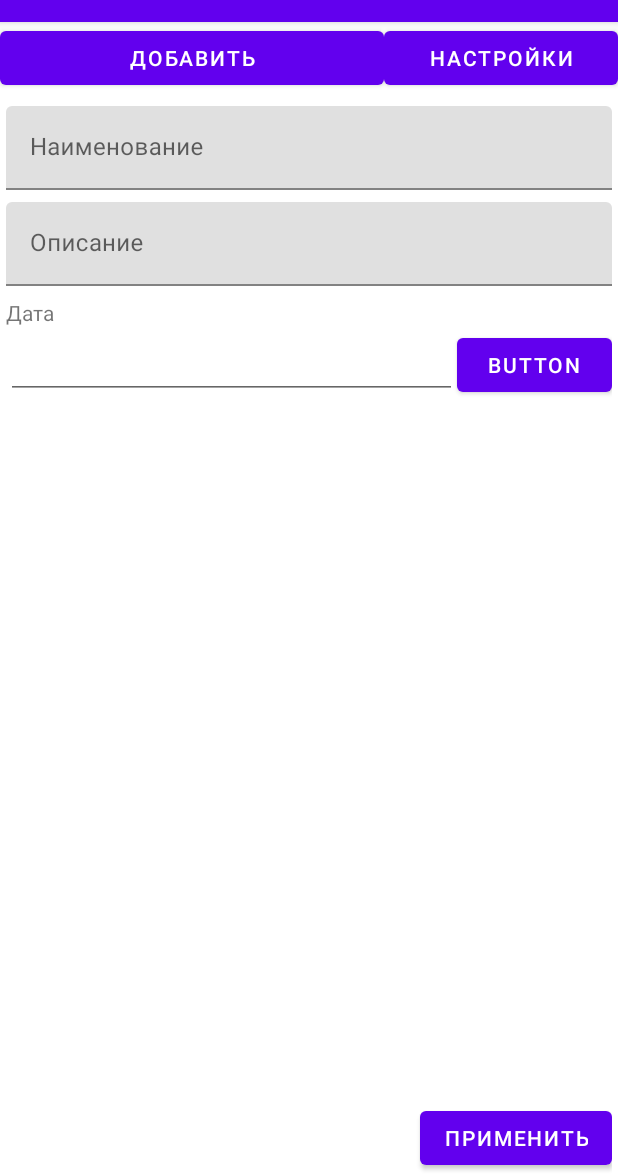
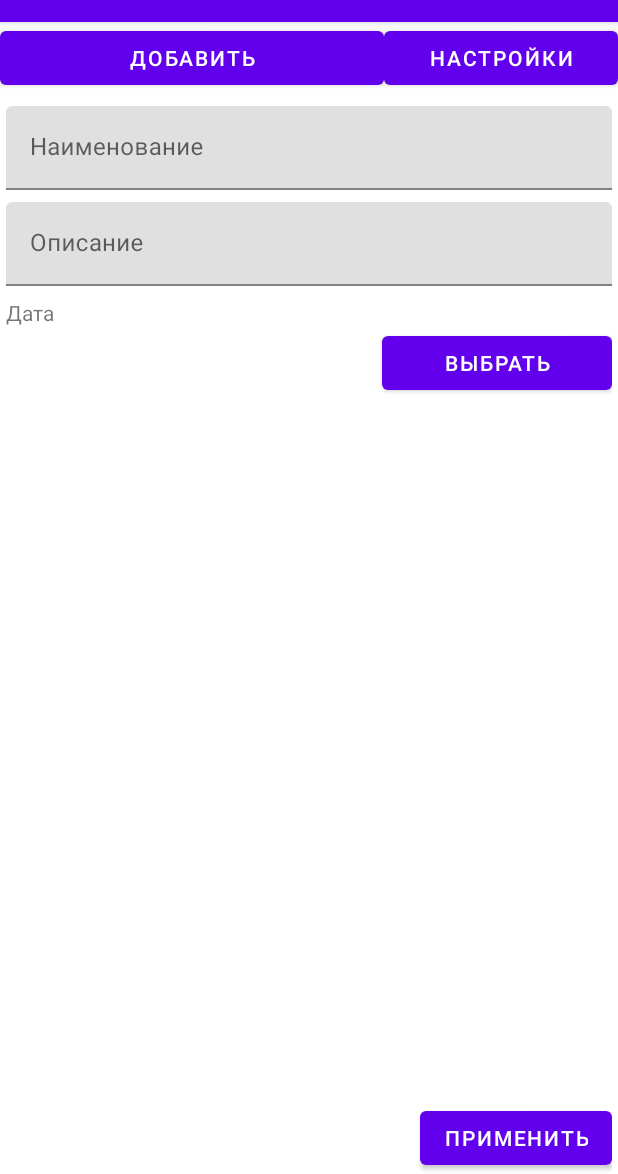
Before and after one commit to lbuckl/NoteBook, an Android app: the screen it shows after launch (MainActivity), after a tap on "ДОБАВИТЬ", on a phone screen of 412 x 824 dp, the part 62-1236 px from its top. Run offline under Robolectric (Android 15) with nearby library versions, the phone set to English and light mode, and no system bars.

Commit message:
Урок 6 завершен

```diff
--- a/app/src/main/java/com/vados/notebook/EnterNoteFragment.java
+++ b/app/src/main/java/com/vados/notebook/EnterNoteFragment.java
@@ -1,5 +1,7 @@
 package com.vados.notebook;
 
+import android.app.DatePickerDialog;
+import android.content.Context;
 import android.os.Bundle;
 
 import androidx.annotation.NonNull;
@@ -12,7 +14,12 @@ import android.view.LayoutInflater;
 import android.view.View;
 import android.view.ViewGroup;
 import android.widget.Button;
+import android.widget.EditText;
 import android.widget.TextView;
+
+import java.util.Calendar;
+import java.util.Date;
+import java.util.GregorianCalendar;
 
 public class EnterNoteFragment extends Fragment {
 
@@ -27,6 +34,9 @@ public class EnterNoteFragment extends Fragment {
     boolean replace = false;
     boolean isLandscape;
     int replaseID = 0;
+    Date selectDate = null;
+    Calendar gcalendar = new GregorianCalendar();
+
 
     public EnterNoteFragment() {
     }
@@ -40,7 +50,6 @@ public class EnterNoteFragment extends Fragment {
         EnterNoteFragment fragment = new EnterNoteFragment();
         Bundle args = new Bundle();
         args.putString(ARG_PARAM1, param1);
-        args.putString(ARG_PARAM2, param2);
         fragment.setArguments(args);
         return fragment;
     }*/
@@ -51,7 +60,6 @@ public class EnterNoteFragment extends Fragment {
 
         /*if (getArguments() != null) {
             mParam1 = getArguments().getString(ARG_PARAM1);
-            mParam2 = getArguments().getString(ARG_PARAM2);
         }*/
     }
 
@@ -63,7 +71,7 @@ public class EnterNoteFragment extends Fragment {
         //Проверяем на поворот экрана в горизонталь. true - значи повёрнут
         isLandscape = getResources().getConfiguration().orientation ==
                 Configuration.ORIENTATION_LANDSCAPE;
-
+        gcalendar.add(Calendar.HOUR,5);
         return view;
     }
 
@@ -74,12 +82,15 @@ public class EnterNoteFragment extends Fragment {
 
         Button button_apply = view.findViewById(R.id.button_apply);
         Button button_delete = view.findViewById(R.id.button_delete);
+        Button button_selectDate = view.findViewById(R.id.button_selectDate);
         TextView textInput_NoteName = view.findViewById(R.id.textInput_noteName);
         TextView textInput_Note = view.findViewById(R.id.textInput_note);
+        TextView textView_Date = view.findViewById(R.id.textView_date);
 
         if (replaseID > 0){
             textInput_NoteName.setText(MainActivity.notes.getNameForId(replaseID-1));
             textInput_Note.setText(MainActivity.notes.getNoteForId(replaseID-1));
+            textView_Date.setText(String.valueOf(MainActivity.notes.getDateForId(replaseID-1)));
             button_delete.setVisibility(View.VISIBLE);
             button_delete.setClickable(true);
         }
@@ -93,10 +104,13 @@ public class EnterNoteFragment extends Fragment {
             String nValue = textInput_Note.getText().toString();
 
             if (replaseID > 0){
-                MainActivity.notes.setNote(replaseID,nName,nValue);
+                if (selectDate != null) MainActivity.notes.setNote(replaseID,nName,nValue,selectDate);
+                else MainActivity.notes.setNote(replaseID,nName,nValue);
             }else{
                 MainActivity.notes.addNewNote(nName, nValue);
             }
+
+            selectDate = null;
 
             if (!isLandscape){
                 fragmentManager.beginTransaction()
@@ -126,5 +140,21 @@ public class EnterNoteFragment extends Fragment {
                         .commit();
             }
         });
+
+        button_selectDate.setOnClickListener(v -> {
+            int YEAR = gcalendar.getWeekYear();
+            int MONTH = gcalendar.DAY_OF_MONTH+1;
+            int DAY = gcalendar.DAY_OF_WEEK_IN_MONTH;
+            gcalendar.set(YEAR,MONTH,DAY);
+
+            Context context = view.getContext();
+            DatePickerDialog datePickerDialog = new DatePickerDialog(context,
+                    (view1, year, month, dayOfMonth) -> {
+                        gcalendar.set(year,month,dayOfMonth);
+                        selectDate = gcalendar.getTime();
+                        textView_Date.setText(String.valueOf(selectDate));
+                    },YEAR,MONTH,DAY);
+            datePickerDialog.show();
+        });
     }
 }
--- a/app/src/main/java/com/vados/notebook/MyItemRecyclerViewAdapter.java
+++ b/app/src/main/java/com/vados/notebook/MyItemRecyclerViewAdapter.java
@@ -1,12 +1,9 @@
 package com.vados.notebook;
 
-import androidx.fragment.app.Fragment;
 import androidx.fragment.app.FragmentManager;
 import androidx.recyclerview.widget.RecyclerView;
 
-import android.content.res.Configuration;
 import android.view.LayoutInflater;
-import android.view.View;
 import android.view.ViewGroup;
 import android.widget.TextView;
 
--- a/app/src/main/java/com/vados/notebook/Notes.java
+++ b/app/src/main/java/com/vados/notebook/Notes.java
@@ -1,16 +1,24 @@
 package com.vados.notebook;
 
+import android.icu.text.DateFormat;
+import android.icu.text.SimpleDateFormat;
+
 import java.util.ArrayList;
+import java.util.Calendar;
 import java.util.Date;
 import java.util.GregorianCalendar;
 import java.util.PriorityQueue;
+import java.util.TimeZone;
 
 public class Notes {
 
     private ArrayList<String> noteNames = new ArrayList<>();
     private ArrayList<Date> createDate = new ArrayList<>();
     private ArrayList<String> notes = new ArrayList<>();
-    GregorianCalendar gcalendar = new GregorianCalendar();
+    Calendar gcalendar = new GregorianCalendar();
+    {
+        gcalendar.add(Calendar.HOUR,5);
+    }
 
     //Создать запись только по имени
     public void addNewNote(String name){
@@ -65,8 +73,19 @@ public class Notes {
         }catch(IndexOutOfBoundsException e){
             e.printStackTrace();
         }
+    }
 
+    //записать имя, значение и время по id
+    public void setNote(int id,String name, String note, Date date){
+        try{
+            this.notes.set(id-1,note);
+            this.noteNames.set(id-1,name);
+            this.createDate.set(id-1,date);
+        }catch(IndexOutOfBoundsException e){
+            e.printStackTrace();
+        }
     }
+
     //записать Дату по id
     public void setNoteDate(Date date){
         this.createDate.add(date);
--- a/app/src/main/res/layout/fragment_enter_note.xml
+++ b/app/src/main/res/layout/fragment_enter_note.xml
@@ -66,22 +66,18 @@
         app:layout_constraintStart_toStartOf="parent"
         app:layout_constraintTop_toBottomOf="@+id/textView6">
 
-        <EditText
-            android:id="@+id/editTextDate3"
+        <TextView
+            android:id="@+id/textView_date"
+            android:layout_width="wrap_content"
+            android:layout_height="match_parent"
+            android:layout_weight="10" />
+
+        <Button
+            android:id="@+id/button_selectDate"
             android:layout_width="wrap_content"
             android:layout_height="wrap_content"
-            android:layout_weight="10"
-            android:ems="10"
-            android:inputType="date"
-            android:minHeight="48dp"
-            tools:ignore="SpeakableTextPresentCheck" />
-
-        <Button
-            android:id="@+id/button2"
-            android:layout_width="wrap_content"
-            android:layout_height="wrap_content"
-            android:layout_weight="1"
-            android:text="Button" />
+            android:layout_weight="2"
+            android:text="@string/select" />
     </LinearLayout>
 
     <Button
--- a/app/src/main/res/values/strings.xml
+++ b/app/src/main/res/values/strings.xml
@@ -7,8 +7,8 @@
     <string name="date">Дата</string>
     <string name="apply">Применить</string>
     <string name="delete">Удалить</string>
-    <!-- TODO: Remove or change this placeholder text -->
-    <string name="hello_blank_fragment">Hello blank fragment</string>
+    <string name="select">Выбрать</string>
+
 
 
 </resources>
```
Also changed, not shown: app/src/main/res/layout/fragment_item_notes.xml (+9 -4 lines).
